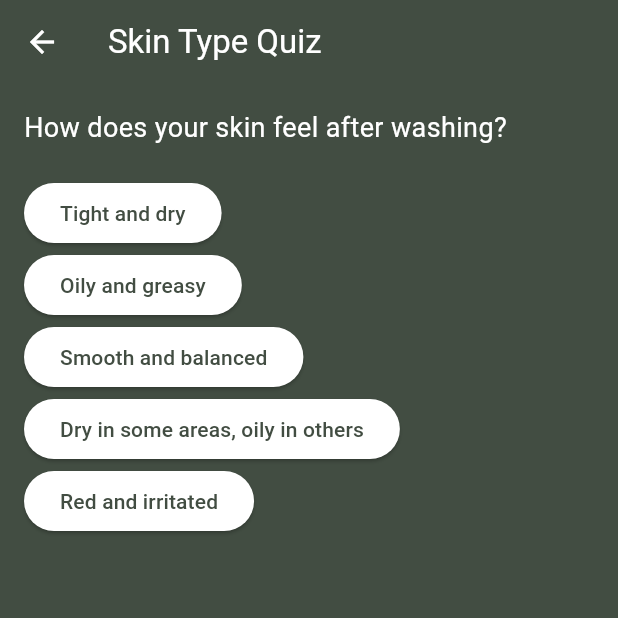
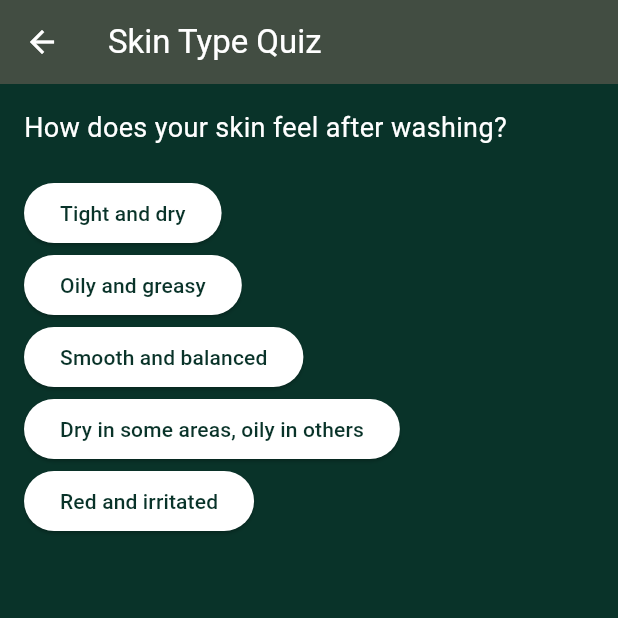
Before and after one commit to chadiniEkanayake/MAD-Project, a Flutter app: the SkinTypeQuizPage screen opened directly, on a phone screen of 412 x 824 dp, the top half of it. Run offline on Flutter 3.47's test engine with Material 3 defaults, Android fonts, the phone set to English and light mode, and no system bars; our stand-ins replace cloud_firestore, firebase_auth, firebase_core; accounts and stored records are empty.

Commit message:
blog page

```diff
--- a/lib/main.dart
+++ b/lib/main.dart
@@ -73,7 +73,7 @@ class _SplashScreenState extends State<SplashScreen> {
   @override
   Widget build(BuildContext context) {
     return Scaffold(
-      backgroundColor: const Color(0xFF424D42),
+      backgroundColor: const Color(0xFF093329),
       appBar: AppBar(elevation: 0),
       body: const Center(
         child: Text(
--- a/lib/skin_type_quiz.dart
+++ b/lib/skin_type_quiz.dart
@@ -9,7 +9,7 @@ class SkinTypeQuizPage extends StatefulWidget {
 }
 
 class _SkinTypeQuizPageState extends State<SkinTypeQuizPage> {
-  final Color backgroundColor = Color(0xFF424D42);
+  final Color backgroundColor = Color(0xFF093329);
   int scoreDry = 0,
       scoreOily = 0,
       scoreCombo = 0,
```
Also changed, not shown: lib/blog.dart (added).
